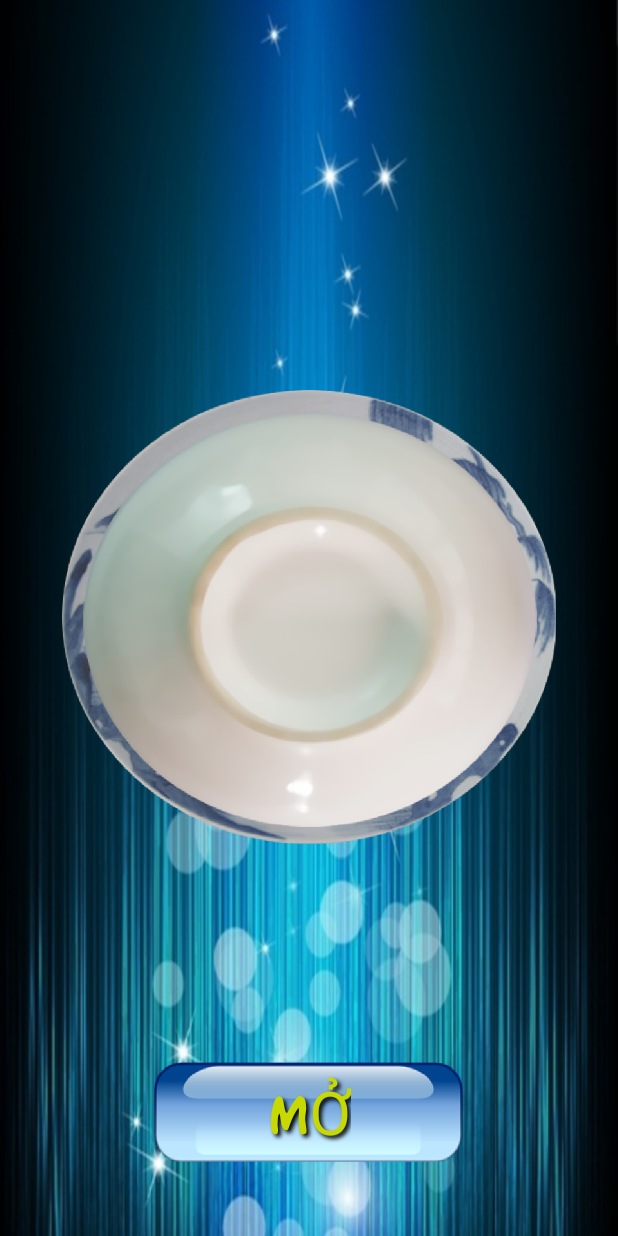
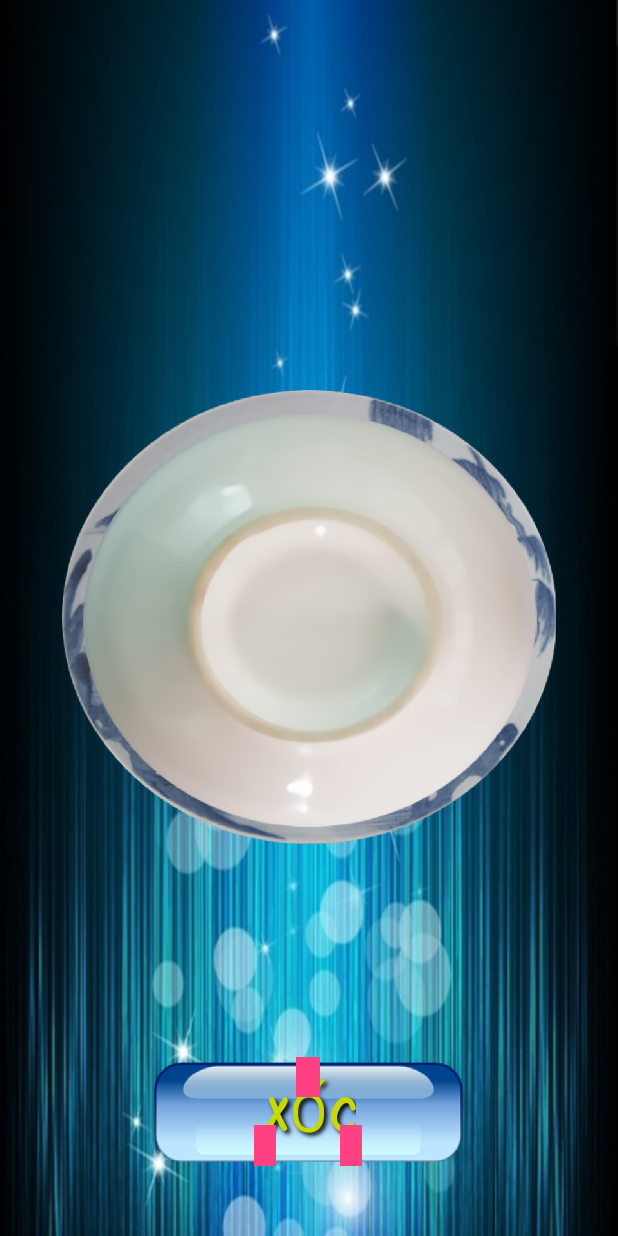
Before and after one commit to iamacule/bc1, an Android app: the BattleActivity screen opened directly, with no data from a screen before it, on a phone screen of 412 x 824 dp. Run offline under Robolectric (Android 15) with nearby library versions, the light colour scheme and no system bars; our stand-ins replace Firebase (no records; nobody signed in at launch, a user with empty details on screens opened directly).

Commit message:
update dimen

```diff
--- a/app/src/main/res/layout/activity_battle.xml
+++ b/app/src/main/res/layout/activity_battle.xml
@@ -77,9 +77,105 @@
                 android:shadowDx="3"
                 android:shadowDy="3"
                 android:shadowRadius="3"
-                android:text="@string/open"
+                android:text="@string/shake"
                 android:textColor="@color/yellow_text"
                 android:textSize="@dimen/button_text_size_large" />
+
+            <LinearLayout
+                android:layout_width="match_parent"
+                android:layout_height="match_parent"
+                android:orientation="vertical">
+
+                <android.support.v4.widget.Space
+                    android:layout_width="match_parent"
+                    android:layout_height="0dp"
+                    android:layout_weight="0.28" />
+
+                <LinearLayout
+                    android:layout_width="match_parent"
+                    android:layout_height="0dp"
+                    android:layout_gravity="center"
+                    android:layout_weight="0.44"
+                    android:orientation="horizontal">
+
+                    <LinearLayout
+                        android:layout_width="match_parent"
+                        android:layout_height="match_parent"
+                        android:orientation="vertical">
+
+                        <LinearLayout
+                            android:layout_width="match_parent"
+                            android:layout_height="0dp"
+                            android:layout_weight="0.37"
+                            android:orientation="horizontal">
+
+                            <android.support.v4.widget.Space
+                                android:layout_width="0dp"
+                                android:layout_height="match_parent"
+                                android:layout_weight="0.48" />
+
+                            <LinearLayout
+                                android:id="@+id/btnMain2"
+                                android:layout_width="0dp"
+                                android:layout_height="match_parent"
+                                android:layout_weight="0.04"
+                                android:background="@color/colorAccent"></LinearLayout>
+
+                            <android.support.v4.widget.Space
+                                android:layout_width="0dp"
+                                android:layout_height="match_parent"
+                                android:layout_weight="0.48" />
+                        </LinearLayout>
+
+                        <android.support.v4.widget.Space
+                            android:layout_width="match_parent"
+                            android:layout_height="0dp"
+                            android:layout_weight="0.26" />
+
+                        <LinearLayout
+                            android:layout_width="match_parent"
+                            android:layout_height="0dp"
+                            android:layout_weight="0.37"
+                            android:orientation="horizontal">
+
+                            <android.support.v4.widget.Space
+                                android:layout_width="0dp"
+                                android:layout_height="match_parent"
+                                android:layout_weight="0.413" />
+
+                            <LinearLayout
+                                android:id="@+id/btnMain1"
+                                android:layout_width="0dp"
+                                android:layout_height="match_parent"
+                                android:layout_weight="0.036"
+                                android:background="@color/colorAccent" />
+
+                            <android.support.v4.widget.Space
+                                android:layout_width="0dp"
+                                android:layout_height="match_parent"
+                                android:layout_weight="0.104" />
+
+                            <LinearLayout
+                                android:id="@+id/btnMain3"
+                                android:layout_width="0dp"
+                                android:layout_height="match_parent"
+                                android:layout_weight="0.036"
+                                android:background="@color/colorAccent" />
+
+                            <android.support.v4.widget.Space
+                                android:layout_width="0dp"
+                                android:layout_height="match_parent"
+                                android:layout_weight="0.413" />
+                        </LinearLayout>
+                    </LinearLayout>
+
+                </LinearLayout>
+
+                <android.support.v4.widget.Space
+                    android:layout_width="match_parent"
+                    android:layout_height="0dp"
+                    android:layout_weight="0.28" />
+            </LinearLayout>
         </FrameLayout>
 
     </LinearLayout>
--- /dev/null
+++ b/app/src/main/res/values-420dpi/dimen.xml
@@ -0,0 +1,4 @@
+<?xml version="1.0" encoding="utf-8"?>
+<resources>
+    <dimen name="button_text_size_large">43sp</dimen>
+</resources>
--- /dev/null
+++ b/app/src/main/res/values-560dpi/dimen.xml
@@ -0,0 +1,4 @@
+<?xml version="1.0" encoding="utf-8"?>
+<resources>
+    <dimen name="button_text_size_large">43sp</dimen>
+</resources>
--- /dev/null
+++ b/app/src/main/res/values-hdpi/dimen.xml
@@ -0,0 +1,4 @@
+<?xml version="1.0" encoding="utf-8"?>
+<resources>
+    <dimen name="button_text_size_large">36sp</dimen>
+</resources>
--- /dev/null
+++ b/app/src/main/res/values-ldpi/dimen.xml
@@ -0,0 +1,4 @@
+<?xml version="1.0" encoding="utf-8"?>
+<resources>
+    <dimen name="button_text_size_large">33sp</dimen>
+</resources>
--- /dev/null
+++ b/app/src/main/res/values-mdpi/dimen.xml
@@ -0,0 +1,4 @@
+<?xml version="1.0" encoding="utf-8"?>
+<resources>
+    <dimen name="button_text_size_large">55sp</dimen>
+</resources>
--- /dev/null
+++ b/app/src/main/res/values-tvdpi/dimen.xml
@@ -0,0 +1,4 @@
+<?xml version="1.0" encoding="utf-8"?>
+<resources>
+    <dimen name="button_text_size_large">62sp</dimen>
+</resources>
--- /dev/null
+++ b/app/src/main/res/values-xhdpi/dimen.xml
@@ -0,0 +1,4 @@
+<?xml version="1.0" encoding="utf-8"?>
+<resources>
+    <dimen name="button_text_size_large">40sp</dimen>
+</resources>
--- /dev/null
+++ b/app/src/main/res/values-xxhdpi/dimen.xml
@@ -0,0 +1,4 @@
+<?xml version="1.0" encoding="utf-8"?>
+<resources>
+    <dimen name="button_text_size_large">39sp</dimen>
+</resources>
--- /dev/null
+++ b/app/src/main/res/values-xxxhdpi/dimen.xml
@@ -0,0 +1,4 @@
+<?xml version="1.0" encoding="utf-8"?>
+<resources>
+    <dimen name="button_text_size_large">39sp</dimen>
+</resources>
```
